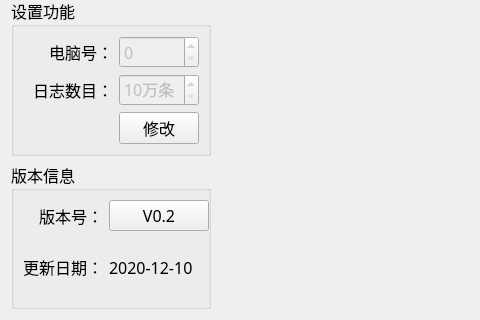
This is PDU-CalibrateTool/setups/setup_mainwid.ui in ChinaClever/PDU-CalibrateTool as Qt 5 draws it before an edit; both pictures show x 0 to 480 and y 430 to 750 of the 1023 by 750 pixel window. The edited form follows.
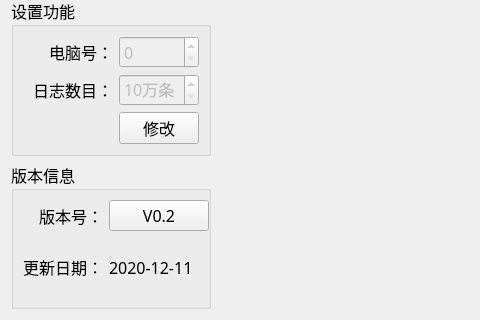
This is the edited form.

Commit message: ZPDU四位没有第二个电压

What changed in the file:
```diff
--- a/PDU-CalibrateTool/setups/setup_mainwid.ui
+++ b/PDU-CalibrateTool/setups/setup_mainwid.ui
@@ -387,7 +387,7 @@
       <item row="1" column="2">
        <widget class="QLabel" name="label_date">
         <property name="text">
-         <string>2020-12-10</string>
+         <string>2020-12-11</string>
         </property>
        </widget>
       </item>
```
The commit also changes 2 other files.
